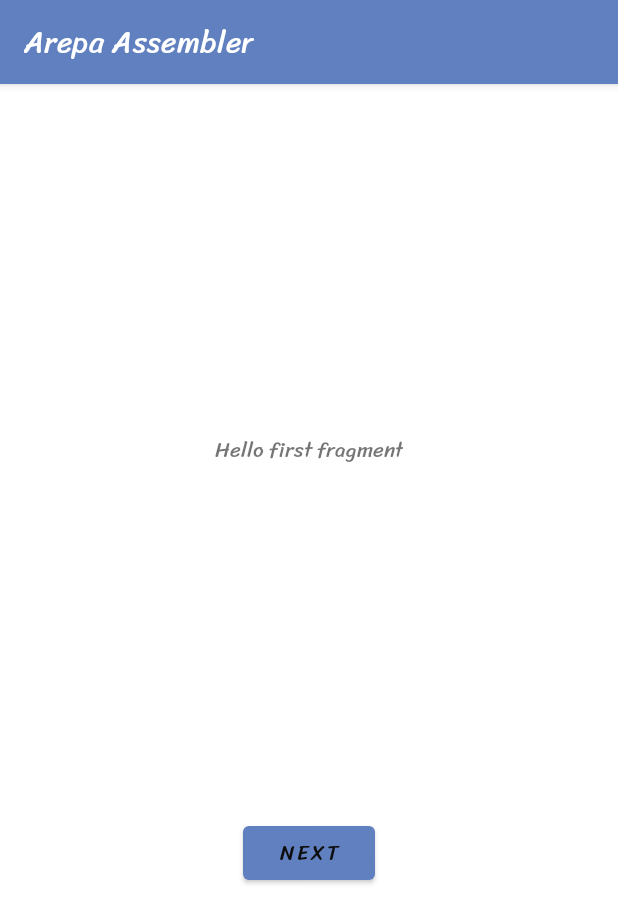
After one commit to kaischuygon/MobileAppDev, an Android app: the fragment FirstFragment shown on its own in the app's theme, on a phone screen of 412 x 824 dp. The commit adds this screen. Shown: the top 923 px of the screen. Run offline under Robolectric (Android 15) with nearby library versions, the phone set to English and light mode, and no system bars.

Commit message:
lab 8 wip

```diff
--- a/lab8_MobileApp/app/build.gradle
+++ b/lab8_MobileApp/app/build.gradle
@@ -32,6 +32,9 @@ android {
     kotlinOptions {
         jvmTarget = '1.8'
     }
+    buildFeatures {
+        viewBinding true
+    }
 }
 
 dependencies {
@@ -40,6 +43,9 @@ dependencies {
     implementation 'androidx.appcompat:appcompat:1.3.1'
     implementation 'com.google.android.material:material:1.4.0'
     implementation 'androidx.constraintlayout:constraintlayout:2.1.1'
+    implementation 'androidx.legacy:legacy-support-v4:1.0.0'
+    implementation 'androidx.navigation:navigation-fragment-ktx:2.3.5'
+    implementation 'androidx.navigation:navigation-ui-ktx:2.3.5'
     testImplementation 'junit:junit:4.+'
     androidTestImplementation 'androidx.test.ext:junit:1.1.3'
     androidTestImplementation 'androidx.test.espresso:espresso-core:3.4.0'
--- a/lab8_MobileApp/app/src/main/AndroidManifest.xml
+++ b/lab8_MobileApp/app/src/main/AndroidManifest.xml
@@ -11,7 +11,9 @@
         android:theme="@style/Theme.Pabellon">
         <activity
             android:name=".ArepaActivity"
-            android:exported="false" />
+            android:exported="false"
+            android:label="@string/app_name"
+            android:theme="@style/Theme.Pabellon.NoActionBar" />
         <activity
             android:name=".MainActivity"
             android:exported="true">
--- /dev/null
+++ b/lab8_MobileApp/app/src/main/java/com/example/arepaassembler/FirstFragment.kt
@@ -0,0 +1,44 @@
+package com.example.arepaassembler
+
+import android.os.Bundle
+import androidx.fragment.app.Fragment
+import android.view.LayoutInflater
+import android.view.View
+import android.view.ViewGroup
+import androidx.navigation.fragment.findNavController
+import com.example.arepaassembler.databinding.FragmentFirstBinding
+
+/**
+ * A simple [Fragment] subclass as the default destination in the navigation.
+ */
+class FirstFragment : Fragment() {
+
+    private var _binding: FragmentFirstBinding? = null
+
+    // This property is only valid between onCreateView and
+    // onDestroyView.
+    private val binding get() = _binding!!
+
+    override fun onCreateView(
+        inflater: LayoutInflater, container: ViewGroup?,
+        savedInstanceState: Bundle?
+    ): View? {
+
+        _binding = FragmentFirstBinding.inflate(inflater, container, false)
+        return binding.root
+
+    }
+
+    override fun onViewCreated(view: View, savedInstanceState: Bundle?) {
+        super.onViewCreated(view, savedInstanceState)
+
+        binding.buttonFirst.setOnClickListener {
+            findNavController().navigate(R.id.action_FirstFragment_to_SecondFragment)
+        }
+    }
+
+    override fun onDestroyView() {
+        super.onDestroyView()
+        _binding = null
+    }
+}
--- /dev/null
+++ b/lab8_MobileApp/app/src/main/res/layout/fragment_first.xml
@@ -0,0 +1,28 @@
+<?xml version="1.0" encoding="utf-8"?>
+<androidx.constraintlayout.widget.ConstraintLayout xmlns:android="http://schemas.android.com/apk/res/android"
+    xmlns:app="http://schemas.android.com/apk/res-auto"
+    xmlns:tools="http://schemas.android.com/tools"
+    android:layout_width="match_parent"
+    android:layout_height="match_parent"
+    tools:context=".FirstFragment">
+
+    <TextView
+        android:id="@+id/textview_first"
+        android:layout_width="wrap_content"
+        android:layout_height="wrap_content"
+        android:text="@string/hello_first_fragment"
+        app:layout_constraintBottom_toTopOf="@id/button_first"
+        app:layout_constraintEnd_toEndOf="parent"
+        app:layout_constraintStart_toStartOf="parent"
+        app:layout_constraintTop_toTopOf="parent" />
+
+    <Button
+        android:id="@+id/button_first"
+        android:layout_width="wrap_content"
+        android:layout_height="wrap_content"
+        android:text="@string/next"
+        app:layout_constraintBottom_toBottomOf="parent"
+        app:layout_constraintEnd_toEndOf="parent"
+        app:layout_constraintStart_toStartOf="parent"
+        app:layout_constraintTop_toBottomOf="@id/textview_first" />
+</androidx.constraintlayout.widget.ConstraintLayout>
--- a/lab8_MobileApp/app/src/main/res/values/strings.xml
+++ b/lab8_MobileApp/app/src/main/res/values/strings.xml
@@ -16,5 +16,14 @@
         <item>Valencia</item>
     </string-array>
     <string name="message"> </string>
+    <!--    <string name="feedbackHint" />-->
+    <!-- Strings used for fragments for navigation -->
+    <string name="first_fragment_label">First Fragment</string>
+    <string name="second_fragment_label">Second Fragment</string>
+    <string name="next">Next</string>
+    <string name="previous">Previous</string>
 
+    <string name="hello_first_fragment">Hello first fragment</string>
+    <string name="hello_second_fragment">Hello second fragment. Arg: %1$s</string>
+    <string name="feedbackHint">Feedback</string>
 </resources>
--- a/lab8_MobileApp/app/src/main/res/values/themes.xml
+++ b/lab8_MobileApp/app/src/main/res/values/themes.xml
@@ -29,4 +29,13 @@
         <item name="fontFamily">@font/sriracha</item>
         <item name="background">@color/background</item>
     </style>
+
+    <style name="Theme.Pabellon.NoActionBar">
+        <item name="windowActionBar">false</item>
+        <item name="windowNoTitle">true</item>
+    </style>
+
+    <style name="Theme.Pabellon.AppBarOverlay" parent="ThemeOverlay.AppCompat.Dark.ActionBar" />
+
+    <style name="Theme.Pabellon.PopupOverlay" parent="ThemeOverlay.AppCompat.Light" />
 </resources>
```
Also changed, not shown: lab8_MobileApp/app/src/main/java/com/example/arepaassembler/ArepaActivity.kt (+29 -35 lines), lab8_MobileApp/app/src/main/java/com/example/arepaassembler/ArepaShop.kt (+11 -12 lines), lab8_MobileApp/app/src/main/java/com/example/arepaassembler/MainActivity.kt (+40 -41 lines), lab8_MobileApp/app/src/main/java/com/example/arepaassembler/SecondFragment.kt (added, +44 -0 lines), lab8_MobileApp/app/src/main/res/layout/activity_arepa.xml (+30 -0 lines), lab8_MobileApp/app/src/main/res/layout/activity_main.xml (+1 -12 lines), lab8_MobileApp/app/src/main/res/layout/content_arepa.xml (added, +34 -0 lines), lab8_MobileApp/app/src/main/res/layout/fragment_second.xml (added, +27 -0 lines), lab8_MobileApp/app/src/main/res/navigation/nav_graph.xml (added, +28 -0 lines).
